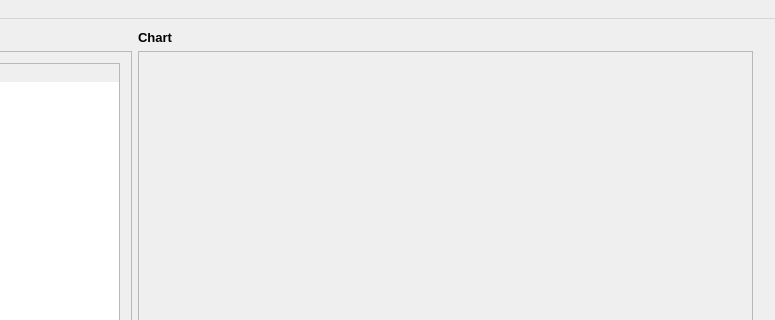
Before: the Qt Designer form mainwindow.ui in levanhong05/F2AGenerator, drawn with Qt 5; both pictures show x 505 to 1280 and y 0 to 320 of the 1280 by 768 pixel window.
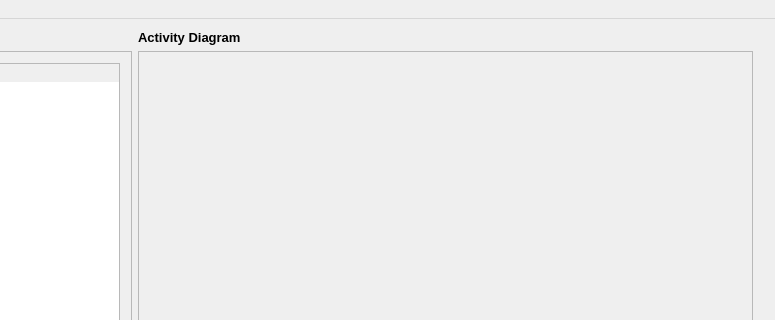
After: the same form once the commit is applied. Icons and pictures are not drawn.

Diff of the .ui file:
```diff
--- a/mainwindow.ui
+++ b/mainwindow.ui
@@ -173,7 +173,7 @@
             </font>
            </property>
            <property name="text">
-            <string>Chart</string>
+            <string>Activity Diagram</string>
            </property>
           </widget>
          </item>
```
Left out of the diff: 11 changed lines with no effect on the pictures.
